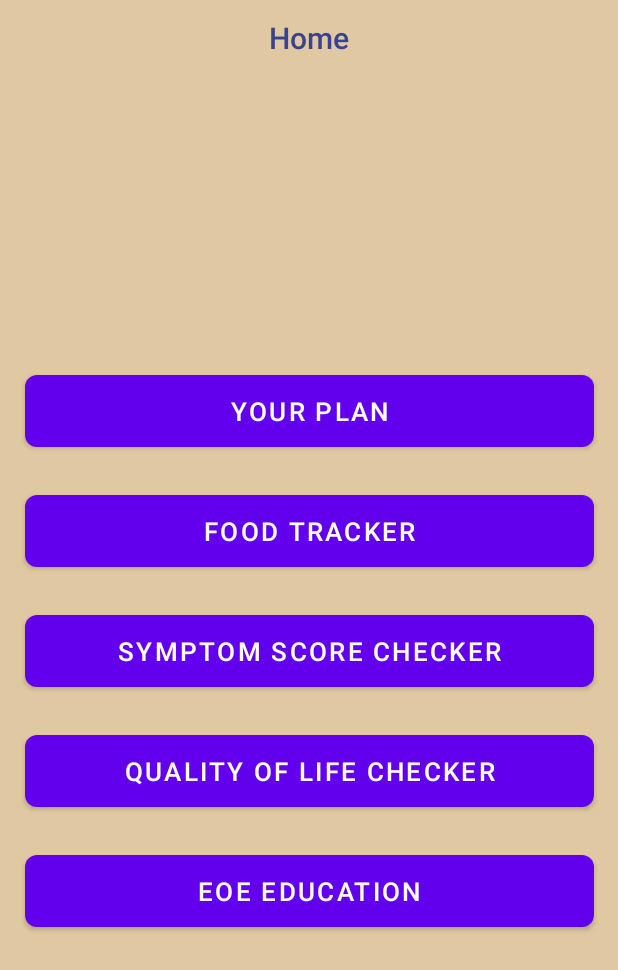
After one commit to efrwhite/EGID_Android, an Android app: the layout activity_home.xml on its own in the app's theme, with its tools: preview values and no code run, on a phone screen of 412 x 824 dp. The commit adds this screen. Shown: the top 970 px of the screen. Run offline under Robolectric (Android 15) with nearby library versions, the phone set to English and light mode, and no system bars.

Commit message:
Home Layout, Fonts, Strings
Added some Lato font styles, made home layout with added strings

```diff
--- a/app/src/main/java/com/example/fire/MainActivity.kt
+++ b/app/src/main/java/com/example/fire/MainActivity.kt
@@ -2,6 +2,7 @@ package com.example.fire
 
 import android.content.Intent
 import android.os.Bundle
+import android.widget.Button
 import androidx.appcompat.app.AppCompatActivity
 import com.google.firebase.auth.FirebaseAuth
 
--- /dev/null
+++ b/app/src/main/res/layout/activity_home.xml
@@ -0,0 +1,141 @@
+<?xml version="1.0" encoding="utf-8"?>
+<androidx.constraintlayout.widget.ConstraintLayout xmlns:android="http://schemas.android.com/apk/res/android"
+    xmlns:app="http://schemas.android.com/apk/res-auto"
+    xmlns:tools="http://schemas.android.com/tools"
+    android:id="@+id/HomeLayout"
+    android:layout_width="match_parent"
+    android:layout_height="match_parent"
+    android:background="@color/primaryBackground"
+    tools:context="HomeActivity">
+
+    <!-- Navigation Bar -->
+
+    <!-- Buttons -->
+
+    <RelativeLayout
+        android:id="@+id/navBar"
+        android:layout_width="411dp"
+        android:layout_height="50dp"
+        android:background="@color/primaryBackground"
+        app:layout_constraintEnd_toEndOf="parent"
+        app:layout_constraintHorizontal_bias="0.5"
+        app:layout_constraintStart_toStartOf="parent"
+        app:layout_constraintTop_toTopOf="parent">
+
+
+        <!-- Back Button -->
+        <ImageView
+            android:id="@+id/backButton"
+            android:layout_width="40dp"
+            android:layout_height="40dp"
+            android:layout_centerVertical="true"
+            android:layout_marginStart="10dp"
+            app:tint="#ffffff" />
+        <!-- Page Title -->
+
+        <TextView
+            android:layout_width="wrap_content"
+            android:layout_height="wrap_content"
+            android:layout_centerInParent="true"
+            android:fontFamily="sans-serif-medium"
+            android:text="@string/home"
+            android:textColor="@color/primary"
+            android:textSize="20sp" />
+    </RelativeLayout>
+
+    <Button
+        android:id="@+id/planButton"
+        android:layout_width="379dp"
+        android:layout_height="wrap_content"
+        android:layout_marginTop="200dp"
+        android:background="@drawable/rounded_edittext_bg"
+        android:fontFamily="sans-serif-medium"
+        android:gravity="center"
+        android:paddingStart="16dp"
+        android:paddingTop="5dp"
+        android:paddingEnd="16dp"
+        android:paddingBottom="5dp"
+        android:text="@string/yourPlan"
+        android:textColor="#ffffff"
+        android:textSize="17sp"
+        app:layout_constraintEnd_toEndOf="parent"
+        app:layout_constraintStart_toStartOf="parent"
+        app:layout_constraintTop_toBottomOf="@+id/navBar" />
+
+    <Button
+        android:id="@+id/foodTrackerButton"
+        android:layout_width="379dp"
+        android:layout_height="wrap_content"
+        android:layout_marginTop="32dp"
+        android:background="@drawable/rounded_edittext_bg"
+        android:fontFamily="sans-serif-medium"
+        android:gravity="center"
+        android:paddingStart="16dp"
+        android:paddingTop="5dp"
+        android:paddingEnd="16dp"
+        android:paddingBottom="5dp"
+        android:text="@string/foodTracker"
+        android:textColor="#ffffff"
+        android:textSize="17sp"
+        app:layout_constraintEnd_toEndOf="parent"
+        app:layout_constraintStart_toStartOf="parent"
+        app:layout_constraintTop_toBottomOf="@+id/planButton" />
+
+    <Button
+        android:id="@+id/symptomCheckerButton"
+        android:layout_width="379dp"
+        android:layout_height="wrap_content"
+        android:layout_marginTop="32dp"
+        android:background="@drawable/rounded_edittext_bg"
+        android:fontFamily="sans-serif-medium"
+        android:gravity="center"
+        android:paddingStart="16dp"
+        android:paddingTop="5dp"
+        android:paddingEnd="16dp"
+        android:paddingBottom="5dp"
+        android:text="@string/symptomScore"
+        android:textColor="#ffffff"
+        android:textSize="17sp"
+        app:layout_constraintEnd_toEndOf="parent"
+        app:layout_constraintStart_toStartOf="parent"
+        app:layout_constraintTop_toBottomOf="@+id/foodTrackerButton" />
+
+    <Button
+        android:id="@+id/QoLButton"
+        android:layout_width="379dp"
+        android:layout_height="wrap_content"
+        android:layout_marginTop="32dp"
+        android:background="@drawable/rounded_edittext_bg"
+        android:fontFamily="sans-serif-medium"
+        android:gravity="center"
+        android:paddingStart="16dp"
+        android:paddingTop="5dp"
+        android:paddingEnd="16dp"
+        android:paddingBottom="5dp"
+        android:text="@string/QoLChecker"
+        android:textColor="#ffffff"
+        android:textSize="17sp"
+        app:layout_constraintEnd_toEndOf="parent"
+        app:layout_constraintStart_toStartOf="parent"
+        app:layout_constraintTop_toBottomOf="@+id/symptomCheckerButton" />
+
+    <Button
+        android:id="@+id/EOEedButton"
+        android:layout_width="379dp"
+        android:layout_height="wrap_content"
+        android:layout_marginTop="32dp"
+        android:background="@drawable/rounded_edittext_bg"
+        android:fontFamily="sans-serif-medium"
+        android:gravity="center"
+        android:paddingStart="16dp"
+        android:paddingTop="5dp"
+        android:paddingEnd="16dp"
+        android:paddingBottom="5dp"
+        android:text="@string/education"
+        android:textColor="#ffffff"
+        android:textSize="17sp"
+        app:layout_constraintEnd_toEndOf="parent"
+        app:layout_constraintStart_toStartOf="parent"
+        app:layout_constraintTop_toBottomOf="@+id/QoLButton" />
+
+</androidx.constraintlayout.widget.ConstraintLayout>
--- a/app/src/main/res/values/strings.xml
+++ b/app/src/main/res/values/strings.xml
@@ -1,5 +1,9 @@
 <resources>
+    <!-- Global Strings -->
+    <string name="app_name">EGID Tracker</string>
     <string name="appName">EGID Tracker</string>
+
+    <!-- Strings for Sign In and Sign Up Activity -->
     <string name="signIn">Sign In</string>
     <string name="signUp">Sign Up</string>
     <string name="login">Login</string>
@@ -9,4 +13,16 @@
     <string name="email">Email</string>
     <string name="phoneNumber">Mobile Number</string>
     <string name="backDescription">Back Button</string>
+
+    <!-- Strings for Home Activity -->
+    <string name="home">Home</string>
+    <string name="homeWelcome">Welcome (Name)</string>
+    <string name="homeDiet">Diet: (Diet Type)</string>
+    <string name="yourPlan">Your Plan</string>
+    <string name="foodTracker">Food Tracker</string>
+    <string name="symptomScore">Symptom Score Checker</string>
+    <string name="QoLChecker">Quality of Life Checker</string>
+    <string name="education">EoE Education</string>
+
+    <!-- Strings for X -->
 </resources>
```
Also changed, not shown: 5 other files.
